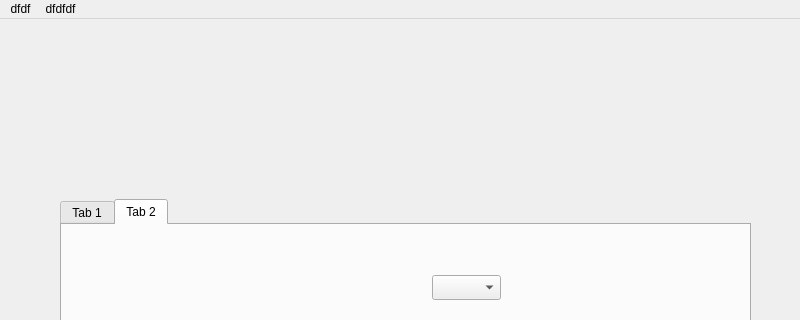
Above: mainwindow.ui from Millyvolt/test_tabwidget before the change; both pictures show x 0 to 800 and y 0 to 320 of the 800 by 600 pixel window. Below: the same form after it.
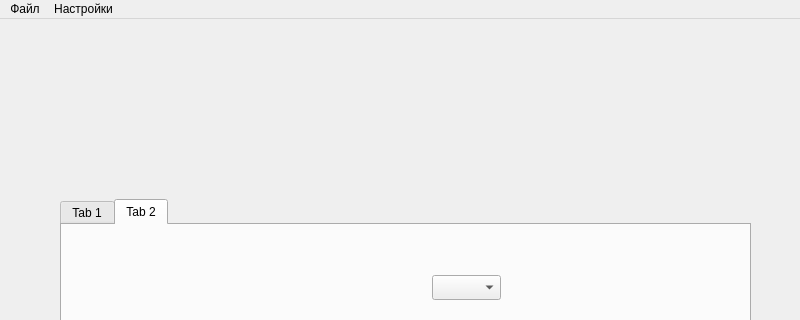
That is the form after the change.

Commit message: ШАБЛОН для проектов

```diff
--- a/mainwindow.ui
+++ b/mainwindow.ui
@@ -121,12 +121,12 @@
    </property>
    <widget class="QMenu" name="menudfdf">
     <property name="title">
-     <string>dfdf</string>
+     <string>Файл</string>
     </property>
    </widget>
    <widget class="QMenu" name="menudfdfdf">
     <property name="title">
-     <string>dfdfdf</string>
+     <string>Настройки</string>
     </property>
    </widget>
    <addaction name="menudfdf"/>
```
Left out of the diff: 53 changed lines with no effect on the pictures. The commit also changes 2 other files.
